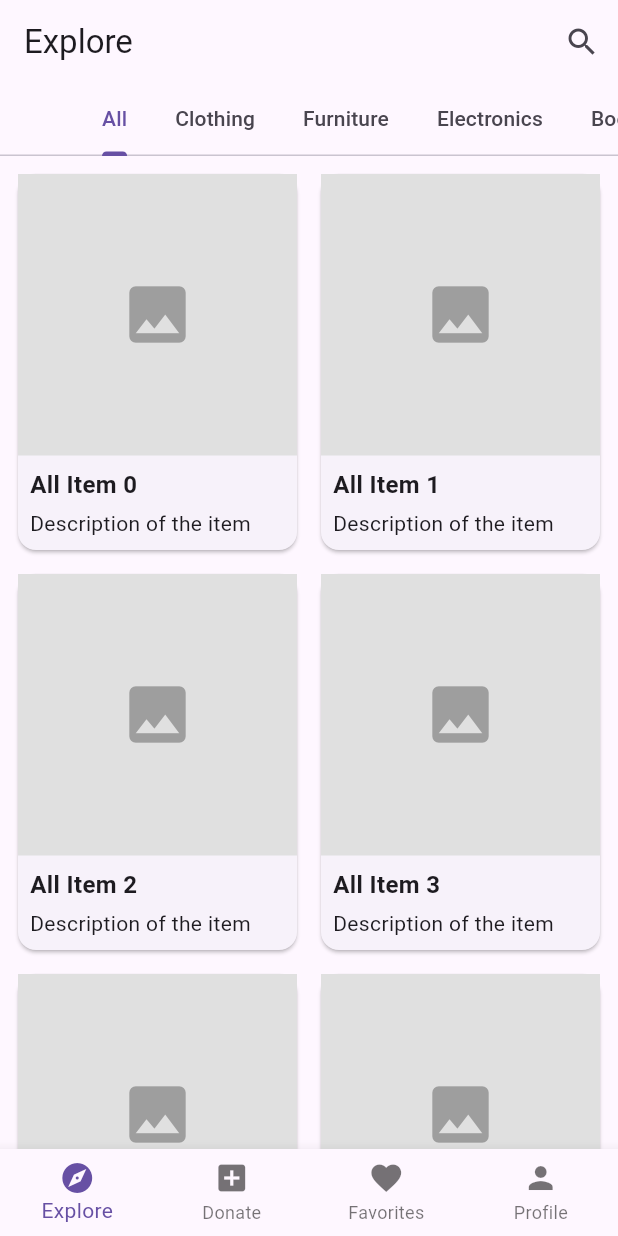
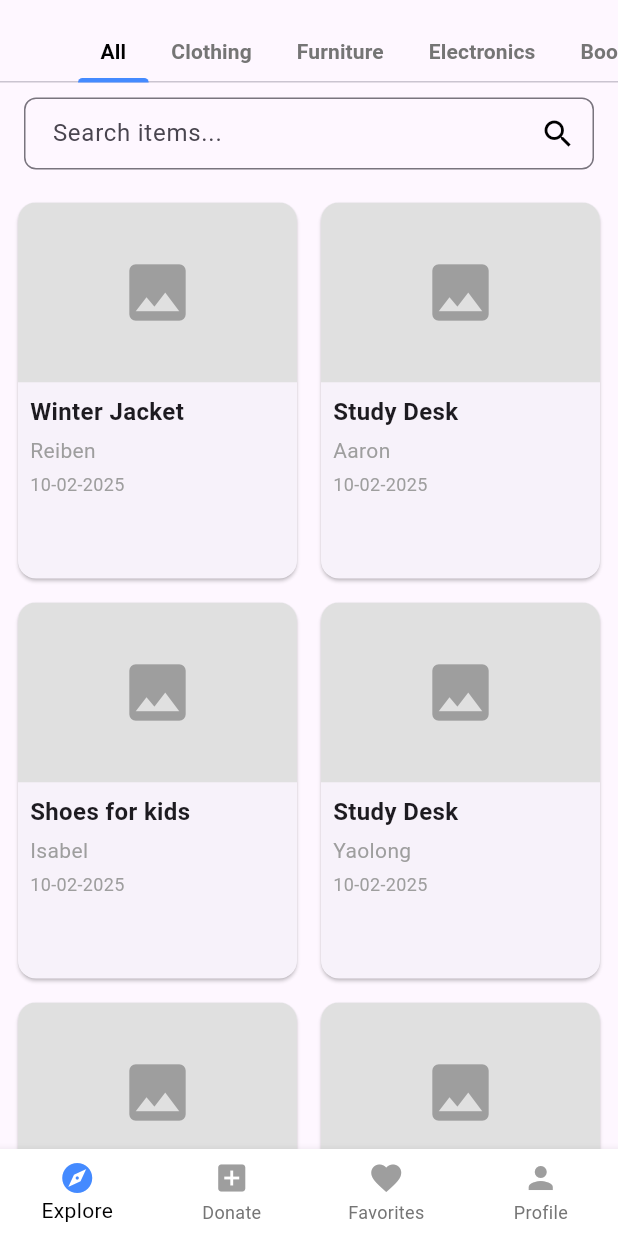
Before and after one commit to Aaronarphaxad/GiveNGet, a Flutter app: the ExploreScreen screen opened directly, on a phone screen of 412 x 824 dp. Run offline on Flutter 3.47's test engine with Material 3 defaults, Android fonts, the light colour scheme and no system bars.

Commit message:
ui: update explore screen ui

```diff
--- /dev/null
+++ b/lib/data/mock_data.dart
@@ -0,0 +1,54 @@
+import '../models/donation_item.dart';
+
+
+final List<DonationItem> mockDonationItems = [
+  DonationItem(
+    title: 'Winter Jacket',
+    description: 'A warm jacket for winter',
+    category: 'Clothing',
+    imageUrl: 'https://via.placeholder.com/150',
+    donor: 'Reiben',
+    datePosted: '10-02-2025'
+  ),
+  DonationItem(
+    title: 'Study Desk',
+    description: 'Perfect desk for students',
+    category: 'Furniture',
+    imageUrl: 'https://via.placeholder.com/150',
+    donor: 'Aaron',
+    datePosted: '10-02-2025'
+  ),
+  DonationItem(
+    title: 'Shoes for kids',
+    description: 'Perfect desk for students',
+    category: 'Furniture',
+    imageUrl: 'https://via.placeholder.com/150',
+    donor: 'Isabel',
+    datePosted: '10-02-2025'
+  ),
+  DonationItem(
+    title: 'Study Desk',
+    description: 'Perfect desk for students',
+    category: 'Electronics',
+    imageUrl: 'https://via.placeholder.com/150',
+    donor: 'Yaolong',
+    datePosted: '10-02-2025'
+  ),
+  DonationItem(
+    title: 'Study Desk',
+    description: 'Perfect desk for students',
+    category: 'Books',
+    imageUrl: 'https://via.placeholder.com/150',
+    donor: 'Reiben',
+    datePosted: '10-02-2025'
+  ),
+  DonationItem(
+    title: 'Study Desk',
+    description: 'Perfect desk for students',
+    category: 'Furniture',
+    imageUrl: 'https://via.placeholder.com/150',
+    donor: 'Yalong',
+    datePosted: '10-02-2025'
+  ),
+  // Add more items...
+];
--- /dev/null
+++ b/lib/models/donation_item.dart
@@ -0,0 +1,19 @@
+
+
+class DonationItem {
+  final String title;
+  final String description;
+  final String category;
+  final String imageUrl;
+  final String datePosted;
+  final String donor;
+
+  DonationItem( {
+    required this.title,
+    required this.description,
+    required this.category,
+    required this.imageUrl,
+    required this.donor,
+    required this.datePosted
+  });
+}
--- a/lib/screens/home/explore_screen.dart
+++ b/lib/screens/home/explore_screen.dart
@@ -1,4 +1,5 @@
 import 'package:flutter/material.dart';
+import 'package:givenget/widgets/explore_content.dart';
 import 'donate_screen.dart';
 import 'favorites_screen.dart';
 import 'profile_screen.dart';
@@ -11,242 +12,39 @@ class ExploreScreen extends StatefulWidget {
 }
 
 class _ExploreScreenState extends State<ExploreScreen> {
-  int _selectedIndex = 0; // Index for the bottom navigation bar
-
-  // List of screens for the bottom navigation bar
-  static const List<Widget> _screens = [
-    ExploreContent(), // Explore content
-    DonateScreen(),   // Donate screen
-    FavoritesScreen(), // Favorites screen
-    ProfileScreen(),  // Profile screen
+  int _selectedIndex = 0;
+  static final List<Widget> _screens = [
+    const ExploreContent(),
+    const DonateScreen(),
+    const FavoritesScreen(),
+    const ProfileScreen(),
   ];
 
   void _onItemTapped(int index) {
-    setState(() {
-      _selectedIndex = index;
-    });
+    setState(() => _selectedIndex = index);
   }
 
   @override
   Widget build(BuildContext context) {
     return Scaffold(
-      body: _screens[_selectedIndex], // Display the selected screen
+      body: _screens[_selectedIndex],
       bottomNavigationBar: BottomNavigationBar(
         currentIndex: _selectedIndex,
         onTap: _onItemTapped,
-        type: BottomNavigationBarType.fixed, // Ensure all labels are visible
+        type: BottomNavigationBarType.fixed,
+        selectedItemColor: Colors.black, // Keep the text color same
+        unselectedItemColor: Colors.grey.shade600, // Inactive text color
+        selectedIconTheme: const IconThemeData(color: Colors.blueAccent), // More vibrant active icon color
+        unselectedIconTheme: const IconThemeData(color: Colors.grey), // Inactive icon color
+        backgroundColor: Colors.white, // Background color for the bottom bar
+        elevation: 5, // Shadow for the bottom bar
         items: const [
-          BottomNavigationBarItem(
-            icon: Icon(Icons.explore),
-            label: 'Explore',
-          ),
-          BottomNavigationBarItem(
-            icon: Icon(Icons.add_box),
-            label: 'Donate',
-          ),
-          BottomNavigationBarItem(
-            icon: Icon(Icons.favorite),
-            label: 'Favorites',
-          ),
-          BottomNavigationBarItem(
-            icon: Icon(Icons.person),
-            label: 'Profile',
-          ),
+          BottomNavigationBarItem(icon: Icon(Icons.explore), label: 'Explore'),
+          BottomNavigationBarItem(icon: Icon(Icons.add_box), label: 'Donate'),
+          BottomNavigationBarItem(icon: Icon(Icons.favorite), label: 'Favorites'),
+          BottomNavigationBarItem(icon: Icon(Icons.person), label: 'Profile'),
         ],
       ),
     );
   }
 }
-
-// Placeholder content for the Explore Screen (Grid View)
-class ExploreContent extends StatefulWidget {
-  const ExploreContent({super.key});
-
-  @override
-  State<ExploreContent> createState() => _ExploreContentState();
-}
-
-class _ExploreContentState extends State<ExploreContent>
-    with SingleTickerProviderStateMixin {
-  late TabController _tabController;
-
-  // List of categories
-  final List<String> _categories = [
-    'All',
-    'Clothing',
-    'Furniture',
-    'Electronics',
-    'Books',
-    'Other',
-  ];
-
-  @override
-  void initState() {
-    super.initState();
-    _tabController = TabController(length: _categories.length, vsync: this);
-  }
-
-  @override
-  void dispose() {
-    _tabController.dispose();
-    super.dispose();
-  }
-
-  @override
-  Widget build(BuildContext context) {
-    return Scaffold(
-      appBar: AppBar(
-        automaticallyImplyLeading: false, // Remove the back button
-        title: const Text('Explore'),
-        bottom: TabBar(
-          controller: _tabController,
-          isScrollable: true, // Allow horizontal scrolling for many tabs
-          tabs: _categories.map((category) {
-            return Tab(text: category);
-          }).toList(),
-        ),
-        actions: [
-          // Search Icon (only for Explore Screen)
-          IconButton(
-            icon: const Icon(Icons.search),
-            onPressed: () {
-              showSearch(
-                context: context,
-                delegate: CustomSearchDelegate(), // Custom search delegate
-              );
-            },
-          ),
-        ],
-      ),
-      body: TabBarView(
-        controller: _tabController,
-        children: _categories.map((category) {
-          return _buildCategoryContent(category);
-        }).toList(),
-      ),
-    );
-  }
-
-  // Build content for each category
-  Widget _buildCategoryContent(String category) {
-    return GridView.builder(
-      gridDelegate: const SliverGridDelegateWithFixedCrossAxisCount(
-        crossAxisCount: 2, // 2 items per row
-        crossAxisSpacing: 8.0, // Spacing between columns
-        mainAxisSpacing: 8.0, // Spacing between rows
-        childAspectRatio: 0.75, // Aspect ratio of items
-      ),
-      padding: const EdgeInsets.all(8.0),
-      itemCount: 10, // Placeholder item count
-      itemBuilder: (context, index) {
-        return Card(
-          child: Column(
-            crossAxisAlignment: CrossAxisAlignment.start,
-            children: [
-              Expanded(
-                child: Container(
-                  color: Colors.grey[300], // Placeholder for image
-                  child: const Center(
-                    child: Icon(Icons.image, size: 50, color: Colors.grey),
-                  ),
-                ),
-              ),
-              Padding(
-                padding: const EdgeInsets.all(8.0),
-                child: Column(
-                  crossAxisAlignment: CrossAxisAlignment.start,
-                  children: [
-                    Text(
-                      '$category Item $index',
-                      style: const TextStyle(
-                        fontSize: 16,
-                        fontWeight: FontWeight.bold,
-                      ),
-                    ),
-                    const SizedBox(height: 4),
-                    const Text(
-                      'Description of the item',
-                      style: TextStyle(fontSize: 14),
-                    ),
-                  ],
-                ),
-              ),
-            ],
-          ),
-        );
-      },
-    );
-  }
-}
-
-
-// Custom Search Delegate for the search feature
-class CustomSearchDelegate extends SearchDelegate<String> {
-  // Placeholder search results
-  final List<String> _searchResults = [
-    'Item 1',
-    'Item 2',
-    'Item 3',
-    'Item 4',
-    'Item 5',
-  ];
-
-  @override
-  List<Widget> buildActions(BuildContext context) {
-    return [
-      // Clear button (appears when there is text in the search bar)
-      if (query.isNotEmpty)
-        IconButton(
-          icon: const Icon(Icons.clear),
-          onPressed: () {
-            query = ''; // Clear the search query
-          },
-        ),
-    ];
-  }
-
-  @override
-  Widget buildLeading(BuildContext context) {
-    return IconButton(
-      icon: const Icon(Icons.arrow_back),
-      onPressed: () {
-        // Close the search bar and return to the Explore Screen
-        close(context, null!);
-      },
-    );
-  }
-
-  @override
-  Widget buildResults(BuildContext context) {
-    // Display search results
-    final results = _searchResults.where((item) => item.contains(query)).toList();
-    return ListView.builder(
-      itemCount: results.length,
-      itemBuilder: (context, index) {
-        return ListTile(
-          title: Text(results[index]),
-          onTap: () {
-            close(context, results[index]); // Close the search bar and return the selected item
-          },
-        );
-      },
-    );
-  }
-
-  @override
-  Widget buildSuggestions(BuildContext context) {
-    // Display search suggestions
-    final suggestions = _searchResults.where((item) => item.contains(query)).toList();
-    return ListView.builder(
-      itemCount: suggestions.length,
-      itemBuilder: (context, index) {
-        return ListTile(
-          title: Text(suggestions[index]),
-          onTap: () {
-            query = suggestions[index]; // Autofill the search bar with the selected suggestion
-          },
-        );
-      },
-    );
-  }
-}
--- /dev/null
+++ b/lib/widgets/build_donation_card.dart
@@ -0,0 +1,56 @@
+import 'package:flutter/material.dart';
+import 'package:givenget/models/donation_item.dart';
+
+Widget buildDonationCard(DonationItem item) {
+  return Card(
+    shape: RoundedRectangleBorder(
+      borderRadius: BorderRadius.circular(12), // Rounded card
+    ),
+    child: Column(
+      crossAxisAlignment: CrossAxisAlignment.start,
+      children: [
+        ClipRRect(
+          borderRadius: const BorderRadius.vertical(
+              top: Radius.circular(12)), // Rounded top image
+          child: Container(
+            height: 120, // Total height of the card
+            width: double.infinity, // Make the image fill the width
+            color: Colors.grey[300], // Grey background for placeholder
+            child: const Center(
+              child: Icon(
+                Icons.image,
+                size: 50,
+                color: Colors.grey,
+              ),
+            ), // Placeholder icon
+          ),
+        ),
+        Padding(
+          padding: const EdgeInsets.all(8.0),
+          child: Column(
+            crossAxisAlignment: CrossAxisAlignment.start,
+            children: [
+              Text(
+                item.title,
+                style: const TextStyle(
+                  fontSize: 16,
+                  fontWeight: FontWeight.bold,
+                ),
+              ),
+              const SizedBox(height: 4),
+              Text(
+                item.donor,
+                style: const TextStyle(fontSize: 14, color: Colors.grey),
+              ),
+              const SizedBox(height: 4),
+              Text(
+                item.datePosted,
+                style: const TextStyle(fontSize: 12, color: Colors.grey),
+              ),
+            ],
+          ),
+        ),
+      ],
+    ),
+  );
+}
--- /dev/null
+++ b/lib/widgets/custom_search_delegate.dart
@@ -0,0 +1,62 @@
+import 'package:flutter/material.dart';
+import '../models/donation_item.dart';
+
+class CustomSearchDelegate extends SearchDelegate<String> {
+  final List<DonationItem> allItems;
+
+  CustomSearchDelegate(this.allItems);
+
+  @override
+  List<Widget> buildActions(BuildContext context) {
+    return [
+      if (query.isNotEmpty)
+        IconButton(
+          icon: const Icon(Icons.clear),
+          onPressed: () {
+            query = ''; // Clears the search input
+            showSuggestions(context); // Refresh suggestions
+          },
+        ),
+    ];
+  }
+
+  @override
+  Widget buildLeading(BuildContext context) {
+    return IconButton(
+      icon: const Icon(Icons.arrow_back),
+      onPressed: () => close(context, ''),
+    );
+  }
+
+  @override
+  Widget buildResults(BuildContext context) {
+    final results = allItems
+        .where((item) => item.title.toLowerCase().contains(query.toLowerCase()))
+        .toList();
+
+    if (results.isEmpty) {
+      return const Center(
+        child: Text(
+          'No items found',
+          style: TextStyle(fontSize: 16, fontWeight: FontWeight.bold),
+        ),
+      );
+    }
+
+    return ListView.builder(
+      itemCount: results.length,
+      itemBuilder: (context, index) {
+        return ListTile(
+          title: Text(results[index].title),
+          subtitle: Text(results[index].description),
+          onTap: () => close(context, results[index].title),
+        );
+      },
+    );
+  }
+
+  @override
+  Widget buildSuggestions(BuildContext context) {
+    return buildResults(context); // Show filtered results while typing
+  }
+}
--- /dev/null
+++ b/lib/widgets/explore_content.dart
@@ -0,0 +1,168 @@
+import 'package:flutter/material.dart';
+import 'package:givenget/widgets/build_donation_card.dart';
+import '../data/mock_data.dart';
+// import '../models/donation_item.dart';
+import '../widgets/custom_search_delegate.dart';
+
+class ExploreContent extends StatefulWidget {
+  const ExploreContent({super.key});
+
+  @override
+  State<ExploreContent> createState() => _ExploreContentState();
+}
+
+class _ExploreContentState extends State<ExploreContent>
+    with SingleTickerProviderStateMixin {
+  late TabController _tabController;
+  final TextEditingController _searchController = TextEditingController();
+
+  final List<String> _categories = [
+    'All',
+    'Clothing',
+    'Furniture',
+    'Electronics',
+    'Books',
+    'Other',
+  ];
+
+  @override
+  void initState() {
+    super.initState();
+    _tabController = TabController(length: _categories.length, vsync: this);
+  }
+
+  @override
+  void dispose() {
+    _tabController.dispose();
+    _searchController.dispose();
+    super.dispose();
+  }
+
+  @override
+  Widget build(BuildContext context) {
+    return SafeArea(
+      child: Padding(
+        padding: const EdgeInsets.only(top: 16.0),
+        child: Column(
+          children: [
+            TabBar(
+              controller: _tabController,
+              isScrollable: true,
+              labelColor: Colors.black, // Color for active tab text
+              unselectedLabelColor:
+                  Colors.grey.shade600, // Color for inactive tab text
+              indicatorColor:
+                  Colors.blueAccent, // Active tab indicator color
+              indicatorWeight: 3.0, // Thickness of the active tab indicator
+              labelPadding: EdgeInsets.zero, // No padding between tabs
+              onTap: (index) {
+                setState(
+                    () {}); // Refresh to ensure the selected tab is updated correctly
+              },
+              tabs: _categories.map((category) {
+                _categories
+                    .indexOf(category); // Get the index of the category
+                return Padding(
+                  padding: const EdgeInsets.symmetric(
+                      horizontal: 5.0), // Horizontal spacing
+                  child: Container(
+                    padding:
+                        const EdgeInsets.symmetric(vertical: 8, horizontal: 10),
+                    child: Text(
+                      category,
+                      style: TextStyle(
+                        fontSize: 14,
+                        fontWeight: FontWeight.bold, // Bold text for clarity
+                      ),
+                    ),
+                  ),
+                );
+              }).toList(),
+            ),
+
+            const SizedBox(height: 10),
+
+            // Search Input Field (New Position)
+            Padding(
+              padding: const EdgeInsets.symmetric(horizontal: 16),
+              child: TextField(
+                controller: _searchController,
+                onChanged: (value) {
+                  showSearch(
+                    context: context,
+                    delegate: CustomSearchDelegate(mockDonationItems),
+                  );
+                },
+                decoration: InputDecoration(
+                  hintText: "Search items...",
+                  border: OutlineInputBorder(
+                    borderRadius: BorderRadius.circular(8),
+                    borderSide: const BorderSide(color: Colors.black, width: 1),
+                  ),
+                  focusedBorder: OutlineInputBorder(
+                    borderRadius: BorderRadius.circular(8),
+                    borderSide: const BorderSide(color: Colors.black, width: 2),
+                  ),
+                  suffixIcon: const Icon(Icons.search, color: Colors.black),
+                  contentPadding:
+                      const EdgeInsets.symmetric(vertical: 10, horizontal: 15),
+                ),
+              ),
+            ),
+
+            const SizedBox(height: 10),
+
+            // TabBarView (Explore Items)
+            Expanded(
+              child: TabBarView(
+                controller: _tabController,
+                children: _categories.map((category) {
+                  return _buildCategoryContent(
+                      category); // Filter content for each category
+                }).toList(),
+              ),
+            ),
+          ],
+        ),
+      ),
+    );
+  }
+
+// Explore Grid content
+  Widget _buildCategoryContent(String category) {
+    // Filter donation items based on the selected category
+    final filteredItems =
+        mockDonationItems.where((item) => item.category == category).toList();
+
+    // If the category is "All", show all items
+    if (category == "All") {
+      return GridView.builder(
+        gridDelegate: const SliverGridDelegateWithFixedCrossAxisCount(
+          crossAxisCount: 2,
+          crossAxisSpacing: 8.0,
+          mainAxisSpacing: 8.0,
+          childAspectRatio: 0.75,
+        ),
+        padding: const EdgeInsets.all(8.0),
+        itemCount: mockDonationItems.length, // Show all items
+        itemBuilder: (context, index) {
+          return buildDonationCard(mockDonationItems[index]);
+        },
+      );
+    }
+    // Show filtered items based on the selected category
+    return GridView.builder(
+      gridDelegate: const SliverGridDelegateWithFixedCrossAxisCount(
+        crossAxisCount: 2,
+        crossAxisSpacing: 8.0,
+        mainAxisSpacing: 8.0,
+        childAspectRatio: 0.75,
+      ),
+      padding: const EdgeInsets.all(8.0),
+      itemCount: filteredItems.length,
+      itemBuilder: (context, index) {
+        return buildDonationCard(filteredItems[index]);
+      },
+    );
+  }
+}
```
